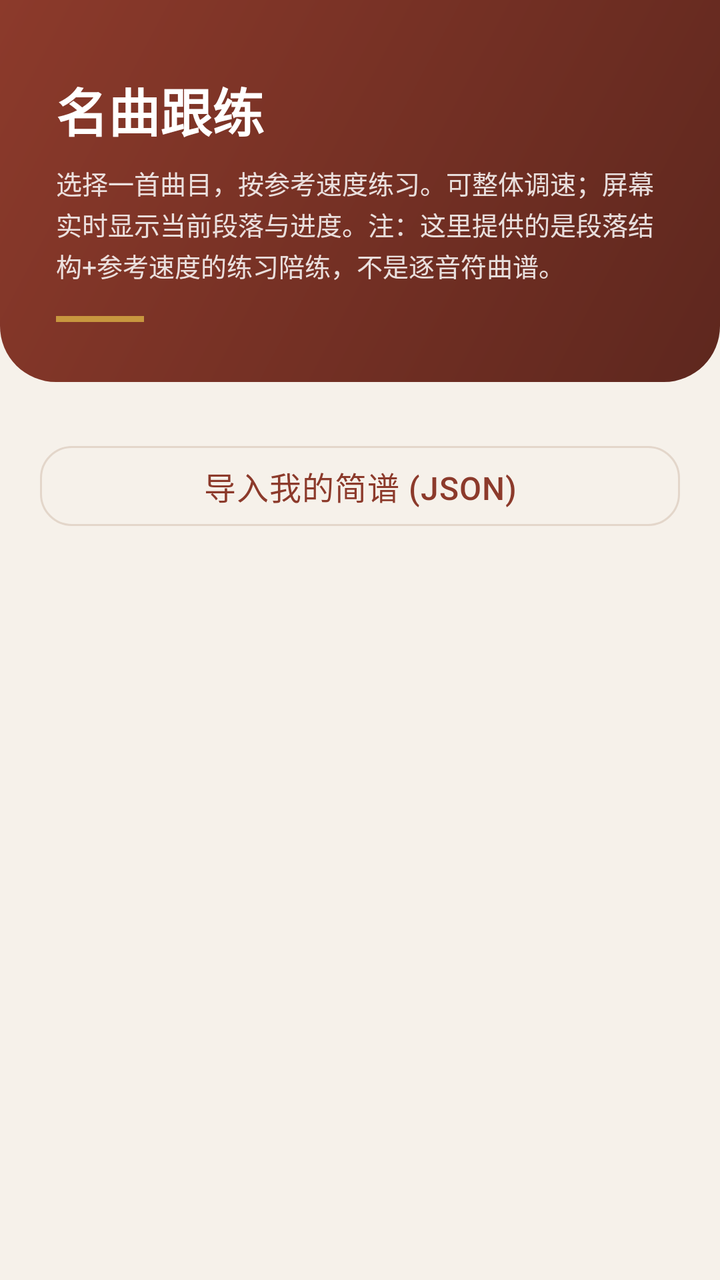
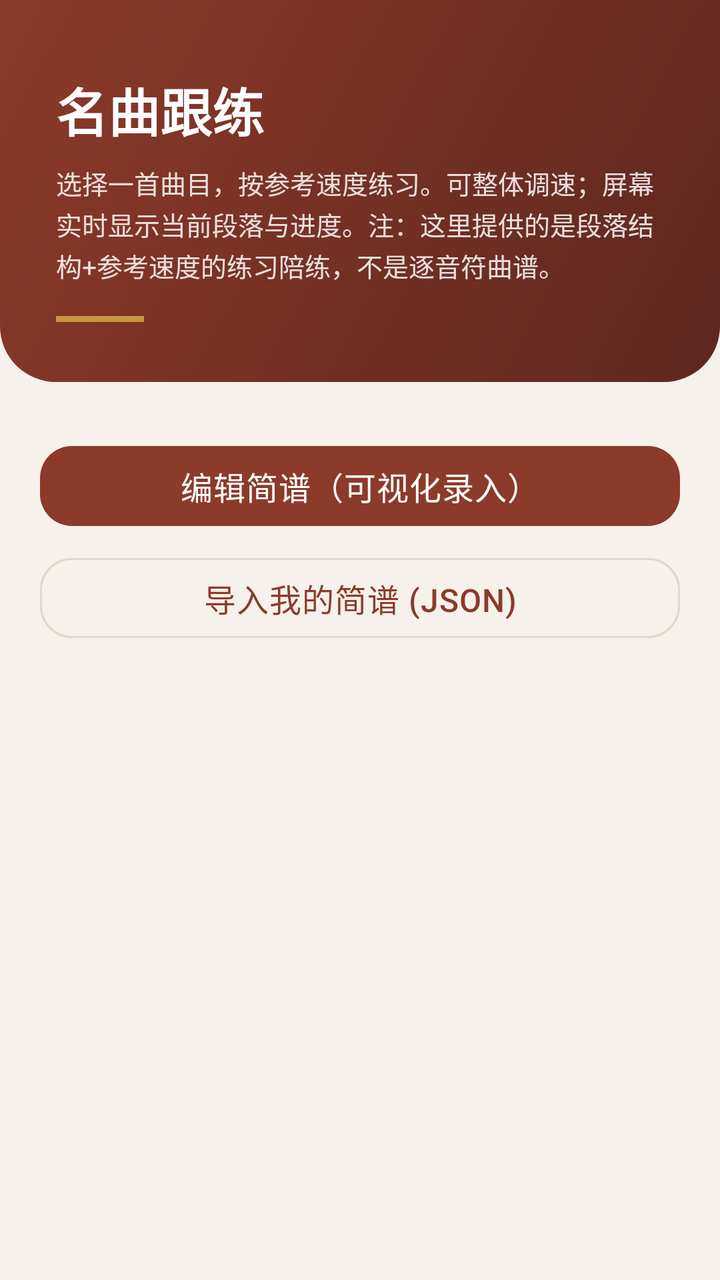

Two renders of the same Android screen: before a commit and after it. Below are the layout's source before the change and the commit's diff.
<!-- AndroidManifest.xml: application theme Theme.PipaTrainer -->
<!-- res/layout/activity_play_along.xml -->
<?xml version="1.0" encoding="utf-8"?>
<ScrollView xmlns:android="http://schemas.android.com/apk/res/android"
    xmlns:app="http://schemas.android.com/apk/res-auto"
    android:layout_width="match_parent"
    android:layout_height="match_parent"
    android:fillViewport="true"
    android:background="@color/bg">

    <LinearLayout
        android:layout_width="match_parent"
        android:layout_height="wrap_content"
        android:orientation="vertical">

        
        <LinearLayout
            android:layout_width="match_parent"
            android:layout_height="wrap_content"
            android:orientation="vertical"
            android:background="@drawable/bg_header"
            android:paddingHorizontal="28dp"
            android:paddingTop="36dp"
            android:paddingBottom="30dp">

            <TextView
                android:layout_width="wrap_content"
                android:layout_height="wrap_content"
                android:text="@string/feat_play_title"
                android:textSize="26sp"
                android:textStyle="bold"
                android:textColor="@color/white" />

            <TextView
                android:layout_width="match_parent"
                android:layout_height="wrap_content"
                android:layout_marginTop="8dp"
                android:alpha="0.85"
                android:text="@string/play_list_hint"
                android:textSize="13sp"
                android:lineSpacingExtra="2dp"
                android:textColor="@color/white" />

            <View
                android:layout_width="44dp"
                android:layout_height="3dp"
                android:layout_marginTop="16dp"
                android:background="@color/pipa_accent" />
        </LinearLayout>

        
        <LinearLayout
            android:id="@+id/pieceList"
            android:layout_width="match_parent"
            android:layout_height="wrap_content"
            android:orientation="vertical"
            android:paddingHorizontal="20dp"
            android:paddingTop="20dp"
            android:paddingBottom="8dp" />

        <com.google.android.material.button.MaterialButton
            android:id="@+id/btnImport"
            style="@style/Widget.Material3.Button.OutlinedButton"
            android:layout_width="match_parent"
            android:layout_height="wrap_content"
            android:layout_marginHorizontal="20dp"
            android:layout_marginBottom="24dp"
            android:text="@string/import_entry" />
    </LinearLayout>
</ScrollView>
<!-- resources referenced by this layout -->
<resources>
  <color name="bg">#FFF6F1EA</color>
  <color name="pipa_accent">#FFC8973F</color>
  <color name="white">#FFFFFFFF</color>
  <!-- drawable bg_header (drawable) -->
  <?xml version="1.0" encoding="utf-8"?>
  <shape xmlns:android="http://schemas.android.com/apk/res/android"
      android:shape="rectangle">
      <gradient
          android:angle="135"
          android:startColor="@color/pipa_primary_dark"
          android:endColor="@color/pipa_primary" />
      <corners
          android:bottomLeftRadius="28dp"
          android:bottomRightRadius="28dp" />
  </shape>
  <string name="feat_play_title">名曲跟练</string>
  <string name="import_entry">导入我的简谱 (JSON)</string>
  <string name="play_list_hint">选择一首曲目，按参考速度练习。可整体调速；屏幕实时显示当前段落与进度。注：这里提供的是段落结构+参考速度的练习陪练，不是逐音符曲谱。</string>
  <style name="Theme.PipaTrainer" parent="Theme.Material3.DayNight.NoActionBar">
          
          <item name="colorPrimary">@color/pipa_primary</item>
          <item name="colorOnPrimary">@color/white</item>
          <item name="colorPrimaryContainer">@color/primary_container</item>
          <item name="colorOnPrimaryContainer">@color/on_primary_container</item>
  
          
          <item name="colorSecondary">@color/pipa_accent</item>
          <item name="colorOnSecondary">@color/white</item>
          <item name="colorSecondaryContainer">@color/accent_container</item>
          <item name="colorOnSecondaryContainer">@color/on_primary_container</item>
  
          
          <item name="android:colorBackground">@color/bg</item>
          <item name="colorSurface">@color/surface</item>
          <item name="colorSurfaceVariant">@color/surface_variant</item>
          <item name="colorOnSurface">@color/text_primary</item>
          <item name="colorOnSurfaceVariant">@color/text_secondary</item>
          <item name="colorOutline">@color/outline</item>
  
          
          <item name="android:statusBarColor">@color/pipa_primary_dark</item>
          <item name="android:navigationBarColor">@color/bg</item>
          <item name="android:windowLightNavigationBar" tools:targetApi="o_mr1">true</item>
  
          
          <item name="materialButtonStyle">@style/App.Button</item>
          <item name="materialCardViewStyle">@style/App.Card</item>
      </style>
  <color name="pipa_primary_dark">#FF5E271E</color>
  <color name="pipa_primary">#FF8C3A2B</color>
  <color name="primary_container">#FFF7DED4</color>
  <color name="on_primary_container">#FF3A1710</color>
  <color name="accent_container">#FFF6E7CC</color>
  <color name="surface">#FFFFFBF8</color>
  <color name="surface_variant">#FFF2E8DF</color>
  <color name="text_primary">#FF231A16</color>
  <color name="text_secondary">#FF7A6A60</color>
  <color name="outline">#FFE3D6CA</color>
  <style name="App.Button" parent="Widget.Material3.Button">
          <item name="shapeAppearanceOverlay">@style/App.Shape.Button</item>
          <item name="android:letterSpacing">0.02</item>
          <item name="android:textSize">16sp</item>
          <item name="android:paddingTop">6dp</item>
          <item name="android:paddingBottom">6dp</item>
      </style>
  <style name="App.Card" parent="Widget.Material3.CardView.Elevated">
          <item name="cardCornerRadius">18dp</item>
          <item name="cardElevation">1dp</item>
          <item name="cardBackgroundColor">@color/surface</item>
          <item name="contentPadding">0dp</item>
      </style>
  <style name="App.Shape.Button" parent="">
          <item name="cornerFamily">rounded</item>
          <item name="cornerSize">16dp</item>
      </style>
</resources>

<!-- the commit's change to res/layout/activity_play_along.xml (unified diff, before → after) -->
@@ -57,6 +57,14 @@
             android:paddingBottom="8dp" />
 
         <com.google.android.material.button.MaterialButton
+            android:id="@+id/btnEditor"
+            android:layout_width="match_parent"
+            android:layout_height="wrap_content"
+            android:layout_marginHorizontal="20dp"
+            android:layout_marginBottom="8dp"
+            android:text="@string/editor_entry" />
+
+        <com.google.android.material.button.MaterialButton
             android:id="@+id/btnImport"
             style="@style/Widget.Material3.Button.OutlinedButton"
             android:layout_width="match_parent"
<!-- resource entries referenced after the edit -->
@@ -15,6 +15,7 @@
           android:bottomLeftRadius="28dp"
           android:bottomRightRadius="28dp" />
   </shape>
+  <string name="editor_entry">编辑简谱（可视化录入）</string>
   <string name="feat_play_title">名曲跟练</string>
   <string name="import_entry">导入我的简谱 (JSON)</string>
   <string name="play_list_hint">选择一首曲目，按参考速度练习。可整体调速；屏幕实时显示当前段落与进度。注：这里提供的是段落结构+参考速度的练习陪练，不是逐音符曲谱。</string>
